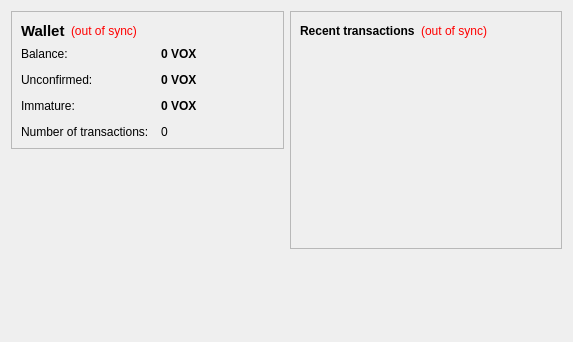
First picture: the form in src/qt/forms/overviewpage.ui, repository zahidaliayub/RevolutionVR-Final-RVR, before the edit.
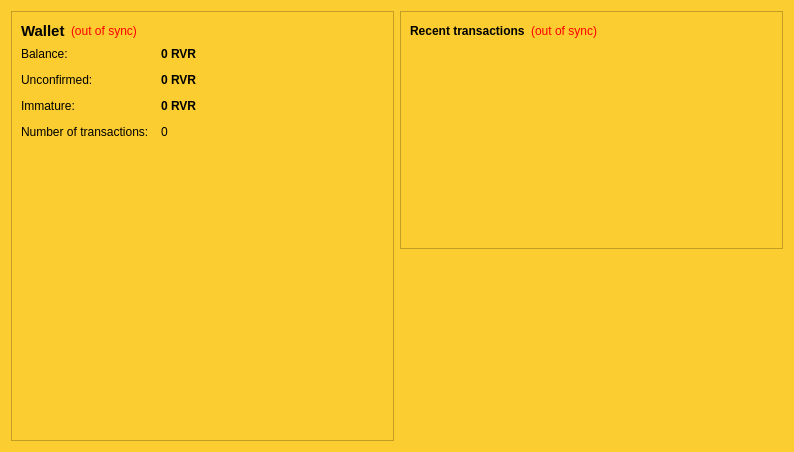
Second picture: the form after the edit. Icons and pictures are not drawn.

Diff of the .ui file:
```diff
--- a/src/qt/forms/overviewpage.ui
+++ b/src/qt/forms/overviewpage.ui
@@ -6,14 +6,108 @@
    <rect>
     <x>0</x>
     <y>0</y>
-    <width>573</width>
-    <height>342</height>
+    <width>794</width>
+    <height>452</height>
    </rect>
   </property>
+  <property name="palette">
+   <palette>
+    <active>
+     <colorrole role="Button">
+      <brush brushstyle="SolidPattern">
+       <color alpha="255">
+        <red>251</red>
+        <green>205</green>
+        <blue>48</blue>
+       </color>
+      </brush>
+     </colorrole>
+     <colorrole role="Base">
+      <brush brushstyle="SolidPattern">
+       <color alpha="255">
+        <red>251</red>
+        <green>205</green>
+        <blue>48</blue>
+       </color>
+      </brush>
+     </colorrole>
+     <colorrole role="Window">
+      <brush brushstyle="SolidPattern">
+       <color alpha="255">
+        <red>251</red>
+        <green>205</green>
+        <blue>48</blue>
+       </color>
+      </brush>
+     </colorrole>
+    </active>
+    <inactive>
+     <colorrole role="Button">
+      <brush brushstyle="SolidPattern">
+       <color alpha="255">
+        <red>251</red>
+        <green>205</green>
+        <blue>48</blue>
+       </color>
+      </brush>
+     </colorrole>
+     <colorrole role="Base">
+      <brush brushstyle="SolidPattern">
+       <color alpha="255">
+        <red>251</red>
+        <green>205</green>
+        <blue>48</blue>
+       </color>
+      </brush>
+     </colorrole>
+     <colorrole role="Window">
+      <brush brushstyle="SolidPattern">
+       <color alpha="255">
+        <red>251</red>
+        <green>205</green>
+        <blue>48</blue>
+       </color>
+      </brush>
+     </colorrole>
+    </inactive>
+    <disabled>
+     <colorrole role="Button">
+      <brush brushstyle="SolidPattern">
+       <color alpha="255">
+        <red>251</red>
+        <green>205</green>
+        <blue>48</blue>
+       </color>
+      </brush>
+     </colorrole>
+     <colorrole role="Base">
+      <brush brushstyle="SolidPattern">
+       <color alpha="255">
+        <red>251</red>
+        <green>205</green>
+        <blue>48</blue>
+       </color>
+      </brush>
+     </colorrole>
+     <colorrole role="Window">
+      <brush brushstyle="SolidPattern">
+       <color alpha="255">
+        <red>251</red>
+        <green>205</green>
+        <blue>48</blue>
+       </color>
+      </brush>
+     </colorrole>
+    </disabled>
+   </palette>
+  </property>
   <property name="windowTitle">
    <string>Form</string>
   </property>
-  <layout class="QHBoxLayout" name="horizontalLayout" stretch="1,1">
+  <property name="styleSheet">
+   <string notr="true">background-color:#FBCD30;</string>
+  </property>
+  <layout class="QHBoxLayout" name="horizontalLayout" stretch="0,0">
    <item>
     <layout class="QVBoxLayout" name="verticalLayout_2">
      <item>
@@ -105,7 +199,7 @@
              <string>Your current balance</string>
             </property>
             <property name="text">
-             <string notr="true">0 VOX</string>
+             <string notr="true">0 RVR</string>
             </property>
             <property name="textInteractionFlags">
              <set>Qt::LinksAccessibleByMouse|Qt::TextSelectableByKeyboard|Qt::TextSelectableByMouse</set>
@@ -134,7 +228,7 @@
              <string>Total of transactions that have yet to be confirmed, and do not yet count toward the current balance</string>
             </property>
             <property name="text">
-             <string notr="true">0 VOX</string>
+             <string notr="true">0 RVR</string>
             </property>
             <property name="textInteractionFlags">
              <set>Qt::LinksAccessibleByMouse|Qt::TextSelectableByKeyboard|Qt::TextSelectableByMouse</set>
@@ -177,7 +271,7 @@
              <string>Mined balance that has not yet matured</string>
             </property>
             <property name="text">
-             <string notr="true">0 VOX</string>
+             <string notr="true">0 RVR</string>
             </property>
             <property name="textInteractionFlags">
              <set>Qt::LinksAccessibleByMouse|Qt::TextSelectableByKeyboard|Qt::TextSelectableByMouse</set>
@@ -186,22 +280,38 @@
           </item>
          </layout>
         </item>
+        <item>
+         <spacer name="verticalSpacer">
+          <property name="orientation">
+           <enum>Qt::Vertical</enum>
+          </property>
+          <property name="sizeHint" stdset="0">
+           <size>
+            <width>20</width>
+            <height>40</height>
+           </size>
+          </property>
+         </spacer>
+        </item>
+        <item>
+         <widget class="QLabel" name="label_6">
+          <property name="text">
+           <string/>
+          </property>
+          <property name="pixmap">
+           <pixmap resource="../bitcoin.qrc">:/icons/bitcoinblack</pixmap>
+          </property>
+          <property name="scaledContents">
+           <bool>false</bool>
+          </property>
+          <property name="alignment">
+           <set>Qt::AlignCenter</set>
+          </property>
+         </widget>
+        </item>
        </layout>
       </widget>
      </item>
-     <item>
-      <spacer name="verticalSpacer">
-       <property name="orientation">
-        <enum>Qt::Vertical</enum>
-       </property>
-       <property name="sizeHint" stdset="0">
-        <size>
-         <width>20</width>
-         <height>40</height>
-        </size>
-       </property>
-      </spacer>
-     </item>
     </layout>
    </item>
    <item>
```
Left out of the diff: 8 changed lines with no effect on the pictures.
